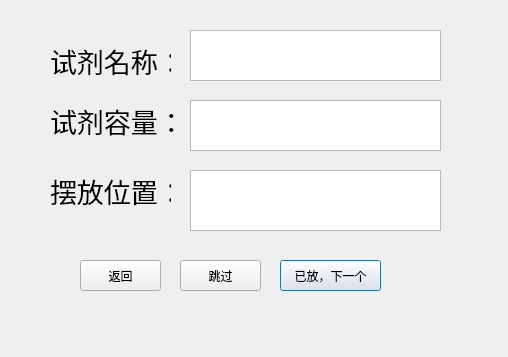
xuezeao/git_program, file Qt_Dev/v1.1/testSQL/popuppage.ui: the form before one commit.
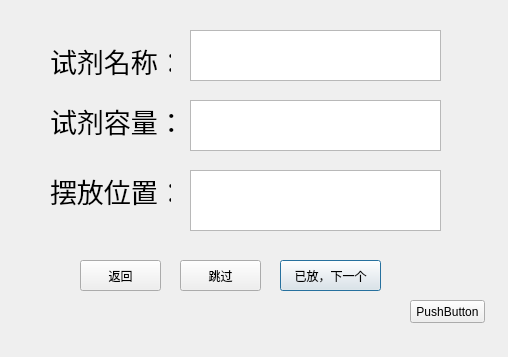
The form after the commit.

What changed in the file:
```diff
--- a/Qt_Dev/v1.1/testSQL/popuppage.ui
+++ b/Qt_Dev/v1.1/testSQL/popuppage.ui
@@ -139,6 +139,19 @@
     </rect>
    </property>
   </widget>
+  <widget class="QPushButton" name="pushButton">
+   <property name="geometry">
+    <rect>
+     <x>410</x>
+     <y>300</y>
+     <width>75</width>
+     <height>23</height>
+    </rect>
+   </property>
+   <property name="text">
+    <string>PushButton</string>
+   </property>
+  </widget>
  </widget>
  <resources/>
  <connections/>
```
